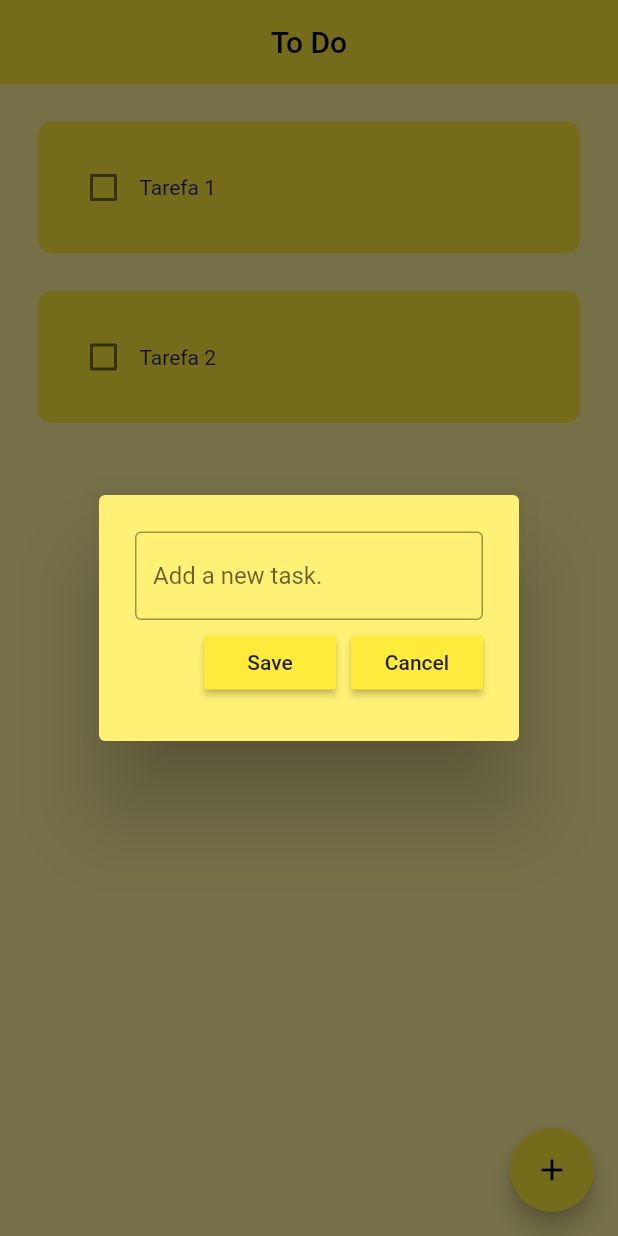
After one commit to felipeazl/to-do-app, a Flutter app: the screen it shows after launch, after a tap on the "add" icon, on a phone screen of 412 x 824 dp. The commit adds this screen. Run offline on Flutter 3.47's test engine with Material 2 defaults, Android fonts, the phone set to English and light mode, and no system bars.

Commit message:
Add New Tasks

```diff
--- a/lib/pages/home.dart
+++ b/lib/pages/home.dart
@@ -1,4 +1,5 @@
 import 'package:flutter/material.dart';
+import 'package:to_do_app/utils/dialog_box.dart';
 import 'package:to_do_app/utils/todo_tile.dart';
 
 class HomePage extends StatefulWidget {
@@ -9,6 +10,8 @@ class HomePage extends StatefulWidget {
 }
 
 class _HomePageState extends State<HomePage> {
+  final _controller = TextEditingController();
+
   List toDoList = [
     ["Tarefa 1", false],
     ["Tarefa 2", false],
@@ -20,6 +23,27 @@ class _HomePageState extends State<HomePage> {
     });
   }
 
+  void saveNewTask() {
+    setState(() {
+      toDoList.add([_controller.text, false]);
+      _controller.clear();
+    });
+    Navigator.of(context).pop();
+  }
+
+  void createNewTask() {
+    showDialog(
+      context: context,
+      builder: (context) {
+        return DialogBox(
+          controller: _controller,
+          onSave: saveNewTask,
+          onCancel: () => Navigator.of(context).pop(),
+        );
+      },
+    );
+  }
+
   @override
   Widget build(BuildContext context) {
     return Scaffold(
@@ -28,6 +52,14 @@ class _HomePageState extends State<HomePage> {
         centerTitle: true,
         title: const Text('To Do'),
         elevation: 0,
+      ),
+      floatingActionButton: FloatingActionButton(
+        onPressed: createNewTask,
+        child: const Icon(
+          Icons.add,
+          size: 24,
+          color: Colors.black,
+        ),
       ),
       body: ListView.builder(
         itemCount: toDoList.length,
--- /dev/null
+++ b/lib/utils/dialog_box.dart
@@ -0,0 +1,44 @@
+import 'package:flutter/material.dart';
+import 'package:to_do_app/utils/my_button.dart';
+
+class DialogBox extends StatelessWidget {
+  final controller;
+  VoidCallback onSave;
+  VoidCallback onCancel;
+
+  DialogBox(
+      {super.key,
+      required this.controller,
+      required this.onSave,
+      required this.onCancel});
+
+  @override
+  Widget build(BuildContext context) {
+    return AlertDialog(
+      backgroundColor: Colors.yellow[300],
+      content: SizedBox(
+        height: 120,
+        child: Column(
+          mainAxisAlignment: MainAxisAlignment.spaceEvenly,
+          children: [
+            TextField(
+              controller: controller,
+              decoration: const InputDecoration(
+                border: OutlineInputBorder(),
+                hintText: "Add a new task.",
+              ),
+            ),
+            Row(
+              mainAxisAlignment: MainAxisAlignment.end,
+              children: [
+                MyButton(text: "Save", onPressed: onSave),
+                const SizedBox(width: 10),
+                MyButton(text: "Cancel", onPressed: onCancel),
+              ],
+            ),
+          ],
+        ),
+      ),
+    );
+  }
+}
--- /dev/null
+++ b/lib/utils/my_button.dart
@@ -0,0 +1,21 @@
+import 'package:flutter/material.dart';
+
+class MyButton extends StatelessWidget {
+  final String text;
+  VoidCallback onPressed;
+
+  MyButton({
+    super.key,
+    required this.text,
+    required this.onPressed,
+  });
+
+  @override
+  Widget build(BuildContext context) {
+    return MaterialButton(
+      onPressed: onPressed,
+      color: Theme.of(context).primaryColor,
+      child: Text(text),
+    );
+  }
+}
```
